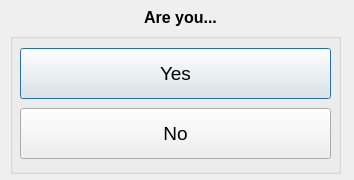
The window that ui/YesNoDlg.ui (rhtowler/CLAMS) describes before a commit, drawn with Qt 5.
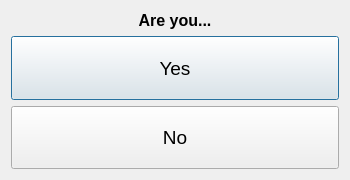
The same window after the commit.

Commit message: some measurement dialog updates using layouts

```diff
--- a/ui/YesNoDlg.ui
+++ b/ui/YesNoDlg.ui
@@ -6,87 +6,33 @@
    <rect>
     <x>0</x>
     <y>0</y>
-    <width>354</width>
+    <width>350</width>
     <height>180</height>
    </rect>
   </property>
   <property name="minimumSize">
    <size>
-    <width>354</width>
+    <width>350</width>
     <height>180</height>
    </size>
   </property>
   <property name="maximumSize">
    <size>
-    <width>354</width>
+    <width>350</width>
     <height>180</height>
    </size>
   </property>
   <property name="windowTitle">
    <string>Yes or No?</string>
   </property>
-  <widget class="QGroupBox" name="groupBox">
-   <property name="geometry">
-    <rect>
-     <x>10</x>
-     <y>33</y>
-     <width>331</width>
-     <height>141</height>
-    </rect>
-   </property>
-   <property name="title">
-    <string/>
-   </property>
-   <widget class="QPushButton" name="yesBtn">
-    <property name="geometry">
-     <rect>
-      <x>10</x>
-      <y>15</y>
-      <width>311</width>
-      <height>51</height>
-     </rect>
-    </property>
-    <property name="font">
-     <font>
-      <pointsize>14</pointsize>
-     </font>
-    </property>
-    <property name="text">
-     <string>Yes</string>
-    </property>
-   </widget>
-   <widget class="QPushButton" name="noBtn">
-    <property name="geometry">
-     <rect>
-      <x>10</x>
-      <y>75</y>
-      <width>311</width>
-      <height>51</height>
-     </rect>
-    </property>
-    <property name="font">
-     <font>
-      <pointsize>14</pointsize>
-     </font>
-    </property>
-    <property name="text">
-     <string>No</string>
-    </property>
-   </widget>
-  </widget>
+  <layout class="QVBoxLayout" name="verticalLayout_2">
+   <item>
+    <layout class="QVBoxLayout" name="verticalLayout">
+     <item>
   <widget class="QLabel" name="msgLabel">
-   <property name="geometry">
-    <rect>
-     <x>10</x>
-     <y>2</y>
-     <width>341</width>
-     <height>31</height>
-    </rect>
-   </property>
    <property name="font">
     <font>
      <pointsize>12</pointsize>
-     <weight>75</weight>
      <bold>true</bold>
     </font>
    </property>
@@ -97,6 +43,46 @@
     <set>Qt::AlignCenter</set>
    </property>
   </widget>
+     </item>
+     <item>
+      <widget class="QPushButton" name="yesBtn">
+       <property name="sizePolicy">
+        <sizepolicy hsizetype="Expanding" vsizetype="Expanding">
+         <horstretch>0</horstretch>
+         <verstretch>0</verstretch>
+        </sizepolicy>
+       </property>
+       <property name="font">
+        <font>
+         <pointsize>14</pointsize>
+        </font>
+       </property>
+       <property name="text">
+        <string>Yes</string>
+       </property>
+      </widget>
+     </item>
+     <item>
+      <widget class="QPushButton" name="noBtn">
+       <property name="sizePolicy">
+        <sizepolicy hsizetype="Expanding" vsizetype="Expanding">
+         <horstretch>0</horstretch>
+         <verstretch>0</verstretch>
+        </sizepolicy>
+       </property>
+       <property name="font">
+        <font>
+         <pointsize>14</pointsize>
+        </font>
+       </property>
+       <property name="text">
+        <string>No</string>
+       </property>
+      </widget>
+     </item>
+    </layout>
+   </item>
+  </layout>
  </widget>
  <resources/>
  <connections/>
```
Lines whose indentation alone changed are shown as unchanged. The commit also changes 34 other files.
